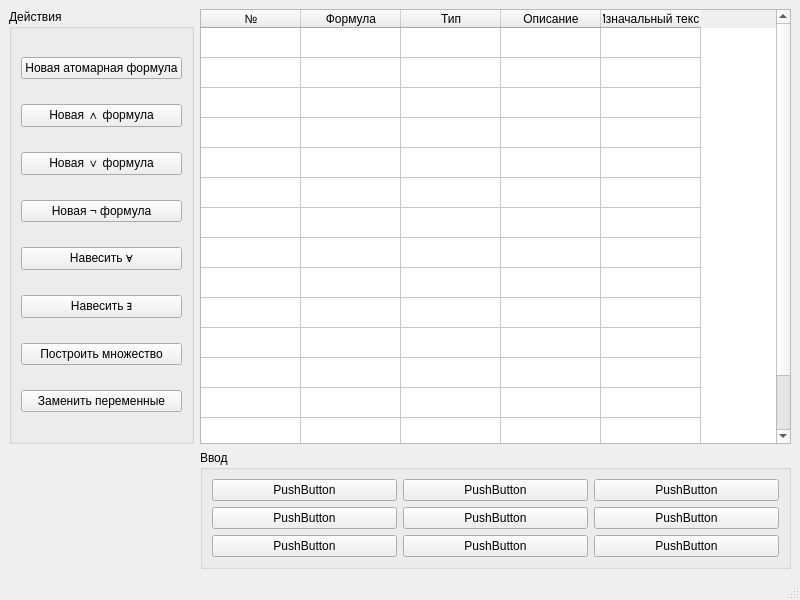
The window that mainwindow_red.ui (uiop123414/OPD_proj) describes before a commit, drawn with Qt 5.
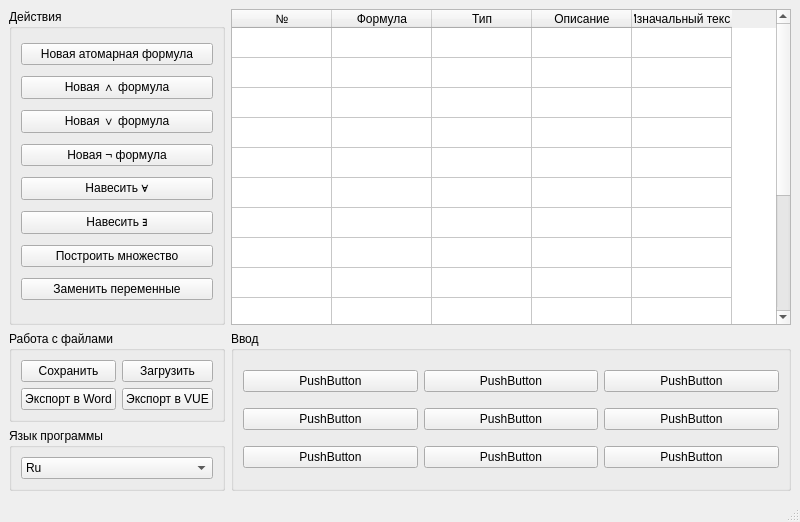
The same window after the commit.

Patch:
```diff
--- a/mainwindow_red.ui
+++ b/mainwindow_red.ui
@@ -7,7 +7,7 @@
     <x>0</x>
     <y>0</y>
     <width>800</width>
-    <height>600</height>
+    <height>522</height>
    </rect>
   </property>
   <property name="windowTitle">
@@ -15,56 +15,6 @@
   </property>
   <widget class="QWidget" name="centralwidget">
    <layout class="QGridLayout" name="gridLayout_2">
-    <item row="0" column="1">
-     <widget class="QTableWidget" name="tableWidget">
-      <property name="rowCount">
-       <number>15</number>
-      </property>
-      <attribute name="verticalHeaderVisible">
-       <bool>false</bool>
-      </attribute>
-      <row/>
-      <row/>
-      <row/>
-      <row/>
-      <row/>
-      <row/>
-      <row/>
-      <row/>
-      <row/>
-      <row/>
-      <row/>
-      <row/>
-      <row/>
-      <row/>
-      <row/>
-      <column>
-       <property name="text">
-        <string>№</string>
-       </property>
-      </column>
-      <column>
-       <property name="text">
-        <string>Формула</string>
-       </property>
-      </column>
-      <column>
-       <property name="text">
-        <string>Тип</string>
-       </property>
-      </column>
-      <column>
-       <property name="text">
-        <string>Описание</string>
-       </property>
-      </column>
-      <column>
-       <property name="text">
-        <string>Изначальный текст</string>
-       </property>
-      </column>
-     </widget>
-    </item>
     <item row="0" column="0">
      <widget class="QGroupBox" name="groupBox">
       <property name="title">
@@ -130,7 +80,117 @@
       </layout>
      </widget>
     </item>
-    <item row="1" column="1">
+    <item row="1" column="0">
+     <widget class="QGroupBox" name="groupBox_3">
+      <property name="title">
+       <string>Работа с файлами</string>
+      </property>
+      <layout class="QGridLayout" name="gridLayout">
+       <item row="0" column="0">
+        <widget class="QPushButton" name="SaveBtn">
+         <property name="text">
+          <string>Сохранить</string>
+         </property>
+        </widget>
+       </item>
+       <item row="0" column="1">
+        <widget class="QPushButton" name="LoadBtn">
+         <property name="text">
+          <string>Загрузить</string>
+         </property>
+        </widget>
+       </item>
+       <item row="1" column="0">
+        <widget class="QPushButton" name="WordExportBtn">
+         <property name="text">
+          <string>Экспорт в Word</string>
+         </property>
+        </widget>
+       </item>
+       <item row="1" column="1">
+        <widget class="QPushButton" name="VUEExportBtn">
+         <property name="text">
+          <string>Экспорт в VUE</string>
+         </property>
+        </widget>
+       </item>
+      </layout>
+     </widget>
+    </item>
+    <item row="0" column="1">
+     <widget class="QTableWidget" name="tableWidget">
+      <property name="rowCount">
+       <number>15</number>
+      </property>
+      <attribute name="verticalHeaderVisible">
+       <bool>false</bool>
+      </attribute>
+      <row/>
+      <row/>
+      <row/>
+      <row/>
+      <row/>
+      <row/>
+      <row/>
+      <row/>
+      <row/>
+      <row/>
+      <row/>
+      <row/>
+      <row/>
+      <row/>
+      <row/>
+      <column>
+       <property name="text">
+        <string>№</string>
+       </property>
+      </column>
+      <column>
+       <property name="text">
+        <string>Формула</string>
+       </property>
+      </column>
+      <column>
+       <property name="text">
+        <string>Тип</string>
+       </property>
+      </column>
+      <column>
+       <property name="text">
+        <string>Описание</string>
+       </property>
+      </column>
+      <column>
+       <property name="text">
+        <string>Изначальный текст</string>
+       </property>
+      </column>
+     </widget>
+    </item>
+    <item row="2" column="0">
+     <widget class="QGroupBox" name="groupBox_4">
+      <property name="title">
+       <string>Язык программы</string>
+      </property>
+      <layout class="QVBoxLayout" name="verticalLayout_2">
+       <item>
+        <widget class="QComboBox" name="LangChange">
+         <item>
+          <property name="text">
+           <string>Ru</string>
+          </property>
+         </item>
+         <item>
+          <property name="text">
+           <string>En</string>
+          </property>
+         </item>
+        </widget>
+       </item>
+      </layout>
+     </widget>
+    </item>
+    <item row="1" column="1" rowspan="2">
      <widget class="QGroupBox" name="groupBox_2">
       <property name="title">
        <string>Ввод</string>
```
